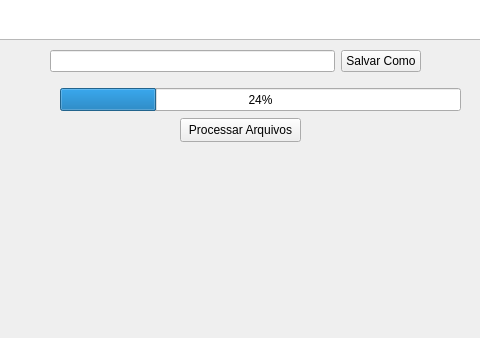
Above: src/gui/ui/main_window.ui from TarleyRodrigues/nfse_extractor before the change; both pictures show x 140 to 620 and y 262 to 600 of the 800 by 600 pixel window. Below: the same form after it.
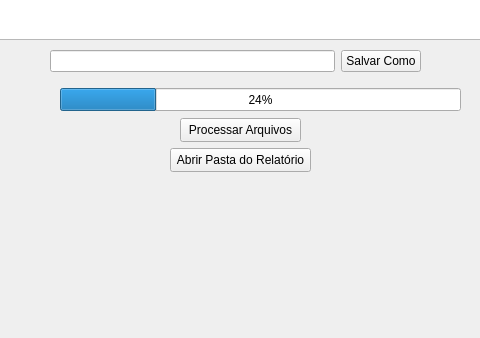
That is the form after the change.

Commit message: Função para abrir a pasta

```diff
--- a/src/gui/ui/main_window.ui
+++ b/src/gui/ui/main_window.ui
@@ -124,6 +124,19 @@
      </item>
     </layout>
    </widget>
+   <widget class="QPushButton" name="btn_open_folder">
+    <property name="geometry">
+     <rect>
+      <x>310</x>
+      <y>410</y>
+      <width>141</width>
+      <height>24</height>
+     </rect>
+    </property>
+    <property name="text">
+     <string>Abrir Pasta do Relatório</string>
+    </property>
+   </widget>
   </widget>
   <widget class="QMenuBar" name="menubar">
    <property name="geometry">
```
Left out of the diff: 6 changed lines with no effect on the pictures. The commit also changes 4 other files.
